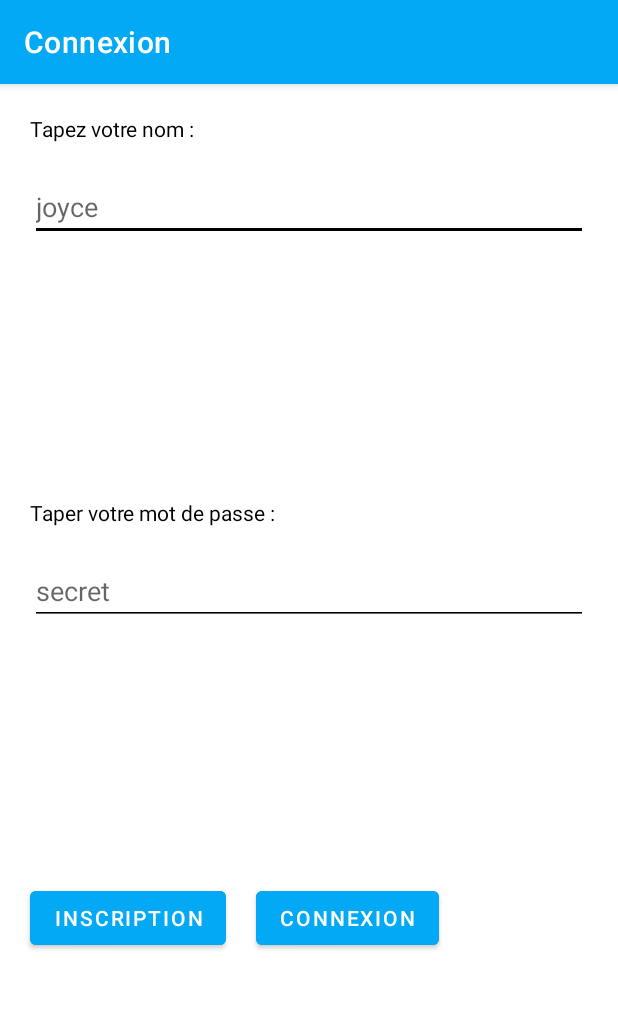
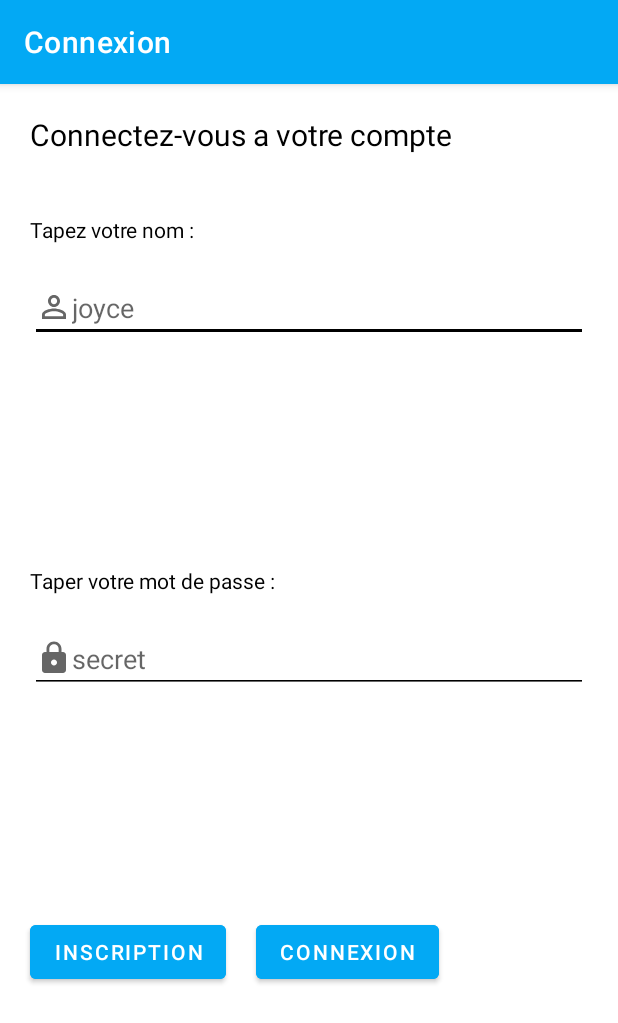
Before and after one commit to Joyce0501/H22-4204N6-KICKMYB-NOUTEJI, an Android app: the screen it shows after launch (MainActivity), on a phone screen of 412 x 824 dp. Shown: the top 1023 px of the screen. Run offline under Robolectric (Android 15) with nearby library versions, the phone set to English and light mode, and no system bars.

Commit message:
FCT ajustement du layout de creation et consultation
Couleur et texte

```diff
--- /dev/null
+++ b/KickMyB/app/src/main/res/drawable/ic_baseline_lock_24.xml
@@ -0,0 +1,10 @@
+<vector xmlns:android="http://schemas.android.com/apk/res/android"
+    android:width="24dp"
+    android:height="24dp"
+    android:viewportWidth="24"
+    android:viewportHeight="24"
+    android:tint="?attr/colorControlNormal">
+  <path
+      android:fillColor="@android:color/white"
+      android:pathData="M18,8h-1L17,6c0,-2.76 -2.24,-5 -5,-5S7,3.24 7,6v2L6,8c-1.1,0 -2,0.9 -2,2v10c0,1.1 0.9,2 2,2h12c1.1,0 2,-0.9 2,-2L20,10c0,-1.1 -0.9,-2 -2,-2zM12,17c-1.1,0 -2,-0.9 -2,-2s0.9,-2 2,-2 2,0.9 2,2 -0.9,2 -2,2zM15.1,8L8.9,8L8.9,6c0,-1.71 1.39,-3.1 3.1,-3.1 1.71,0 3.1,1.39 3.1,3.1v2z"/>
+</vector>
--- a/KickMyB/app/src/main/res/layout/activity_consultation.xml
+++ b/KickMyB/app/src/main/res/layout/activity_consultation.xml
@@ -10,13 +10,14 @@
     android:layout_width="match_parent"
     android:layout_height="match_parent"
     android:orientation="vertical">
+
     <TextView
         android:id="@+id/informations"
         android:layout_width="match_parent"
         android:layout_height="wrap_content"
         android:layout_margin="10dp"
         android:gravity="start"
-        android:text="Informations sur la tache"
+        android:text="Consultation de la tache"
         android:textSize="30dp"
         />
 
@@ -67,6 +68,7 @@
             android:text="- Temps écoulé : 3 jours/7" />
 
     </LinearLayout>
+
 </LinearLayout>
 
     <com.google.android.material.navigation.NavigationView
--- a/KickMyB/app/src/main/res/layout/activity_main.xml
+++ b/KickMyB/app/src/main/res/layout/activity_main.xml
@@ -8,6 +8,16 @@
     android:layout_weight="4"
     tools:context=".MainActivity"
     >
+
+    <TextView
+        android:layout_width="wrap_content"
+        android:layout_height="wrap_content"
+        android:layout_margin="10dp"
+        android:padding="10dp"
+        android:text="Connectez-vous a votre compte"
+        android:textColor="@color/black"
+        android:textAlignment="center"
+        android:textSize="20dp" />
 
     <LinearLayout
         android:layout_width="match_parent"
@@ -27,6 +37,7 @@
         <EditText
             android:layout_width="match_parent"
             android:layout_height="wrap_content"
+            android:drawableStart="@drawable/ic_baseline_perm_identity_24"
             android:hint="joyce"
             android:layout_margin="10dp"
             android:textColor="@color/black"
@@ -50,6 +61,7 @@
         <EditText
             android:layout_width="match_parent"
             android:layout_height="wrap_content"
+            android:drawableStart="@drawable/ic_baseline_lock_24"
             android:hint="secret"
             android:layout_margin="10dp"
             android:textColor="@color/black"
```
Also changed, not shown: KickMyB/app/src/main/res/layout/activity_creation.xml (+27 -1 lines), KickMyB/app/src/main/res/layout/activity_inscription.xml (+12 -1 lines).
